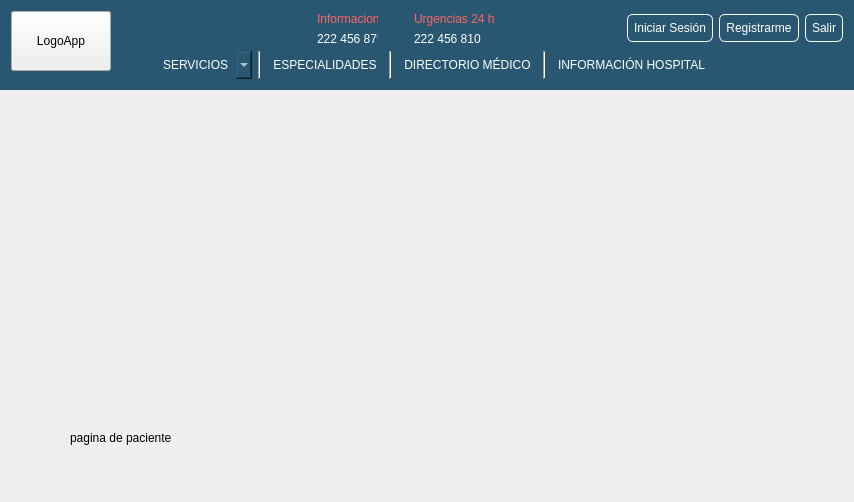
This is mainwindow.ui in Laloses/Hospital as Qt 5 draws it before an edit. The edited form follows.
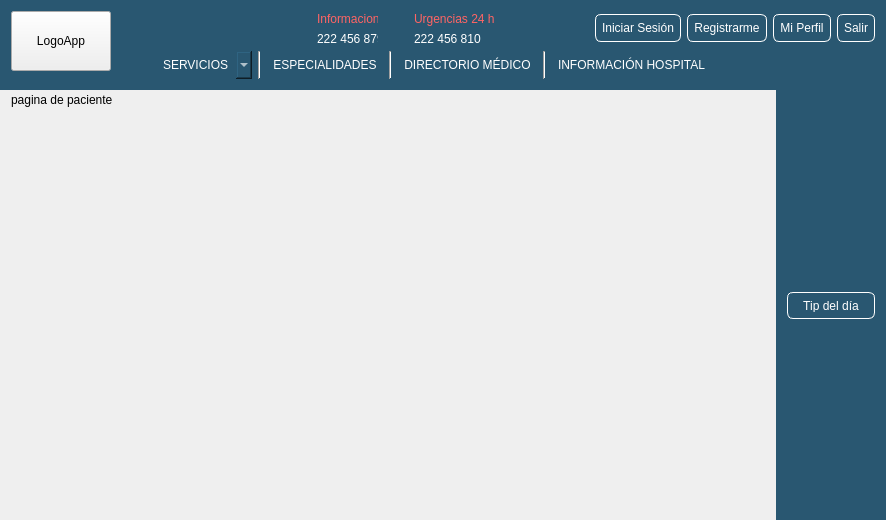
This is the edited form. The open tabs and pages were chosen to show the change. Icons and pictures are not drawn.

```diff
--- a/mainwindow.ui
+++ b/mainwindow.ui
@@ -6,8 +6,8 @@
    <rect>
     <x>0</x>
     <y>0</y>
-    <width>854</width>
-    <height>502</height>
+    <width>886</width>
+    <height>520</height>
    </rect>
   </property>
   <property name="windowTitle">
@@ -60,7 +60,7 @@
 #label_telefono1, #label_telefono2{
 	color: rgb(255, 255, 255);
 }
-#pushButton_login, #pushButton_registro, #pushButton_salir{
+#pushButton_login, #pushButton_registro, #pushButton_salir,#pushButton_miPerfil{
 	background-color: rgb(41, 87, 113);
 	border-radius:6px;
 	border:1px solid #fff;
@@ -275,6 +275,13 @@
            </property>
           </widget>
          </item>
+         <item>
+          <widget class="QPushButton" name="pushButton_miPerfil">
+           <property name="text">
+            <string>Mi Perfil</string>
+           </property>
+          </widget>
+         </item>
          <item>
           <widget class="QPushButton" name="pushButton_salir">
            <property name="text">
@@ -1673,29 +1680,128 @@
        </layout>
       </widget>
       <widget class="QWidget" name="page_paciente">
-       <widget class="QLabel" name="label_pagPaciente">
-        <property name="geometry">
-         <rect>
-          <x>70</x>
-          <y>340</y>
-          <width>101</width>
-          <height>16</height>
-         </rect>
+       <property name="styleSheet">
+        <string notr="true">#widget_opcionesPerfilPaciente{
+	background-color: rgb(41, 87, 113);
+}</string>
+       </property>
+       <layout class="QGridLayout" name="gridLayout_8">
+        <property name="topMargin">
+         <number>0</number>
         </property>
-        <property name="text">
-         <string>pagina de paciente</string>
+        <property name="rightMargin">
+         <number>0</number>
         </property>
-       </widget>
-       <widget class="QWidget" name="widget" native="true">
-        <property name="geometry">
-         <rect>
-          <x>730</x>
-          <y>20</y>
-          <width>120</width>
-          <height>391</height>
-         </rect>
+        <property name="bottomMargin">
+         <number>0</number>
         </property>
-       </widget>
+        <item row="0" column="0">
+         <widget class="QLabel" name="label_pagPaciente">
+          <property name="text">
+           <string>pagina de paciente</string>
+          </property>
+         </widget>
+        </item>
+        <item row="0" column="1">
+         <spacer name="horizontalSpacer_28">
+          <property name="orientation">
+           <enum>Qt::Horizontal</enum>
+          </property>
+          <property name="sizeHint" stdset="0">
+           <size>
+            <width>599</width>
+            <height>20</height>
+           </size>
+          </property>
+         </spacer>
+        </item>
+        <item row="0" column="2" rowspan="2">
+         <widget class="QWidget" name="widget_opcionesPerfilPaciente" native="true">
+          <property name="minimumSize">
+           <size>
+            <width>110</width>
+            <height>412</height>
+           </size>
+          </property>
+          <property name="styleSheet">
+           <string notr="true">#pushButton_tip{
+	background-color: rgb(41, 87, 113);
+	border-radius:6px;
+	border:1px solid #fff;
+	color:#fff;
+	padding:6px;
+	text-decoration:none;
+}
+#pushButton_tip:hoverr{
+	background: rgb(111, 157, 183);
+	color: rgb(0, 0, 0);
+}
+#pushButton_tip:focus{
+	background: rgb(51, 97, 123);
+	color: rgb(255, 255, 255);
+}</string>
+          </property>
+          <layout class="QVBoxLayout" name="verticalLayout_5">
+           <item>
+            <spacer name="verticalSpacer_11">
+             <property name="orientation">
+              <enum>Qt::Vertical</enum>
+             </property>
+             <property name="sizeHint" stdset="0">
+              <size>
+               <width>20</width>
+               <height>184</height>
+              </size>
+             </property>
+            </spacer>
+           </item>
+           <item>
+            <widget class="QPushButton" name="pushButton_tip">
+             <property name="minimumSize">
+              <size>
+               <width>75</width>
+               <height>27</height>
+              </size>
+             </property>
+             <property name="maximumSize">
+              <size>
+               <width>16777215</width>
+               <height>27</height>
+              </size>
+             </property>
+             <property name="text">
+              <string>Tip del día</string>
+             </property>
+            </widget>
+           </item>
+           <item>
+            <spacer name="verticalSpacer_12">
+             <property name="orientation">
+              <enum>Qt::Vertical</enum>
+             </property>
+             <property name="sizeHint" stdset="0">
+              <size>
+               <width>20</width>
+               <height>183</height>
+              </size>
+             </property>
+            </spacer>
+           </item>
+          </layout>
+         </widget>
+        </item>
+        <item row="1" column="0" colspan="2">
+         <widget class="QStackedWidget" name="stackedWidget_perfilPaciente">
+          <property name="minimumSize">
+           <size>
+            <width>731</width>
+            <height>371</height>
+           </size>
+          </property>
+          <widget class="QWidget" name="page_miPerfil"/>
+         </widget>
+        </item>
+       </layout>
       </widget>
       <widget class="QWidget" name="page_doctor">
        <widget class="QLabel" name="label_pagDoc">
```
Left out of the diff: 27 changed lines with no effect on the pictures.
